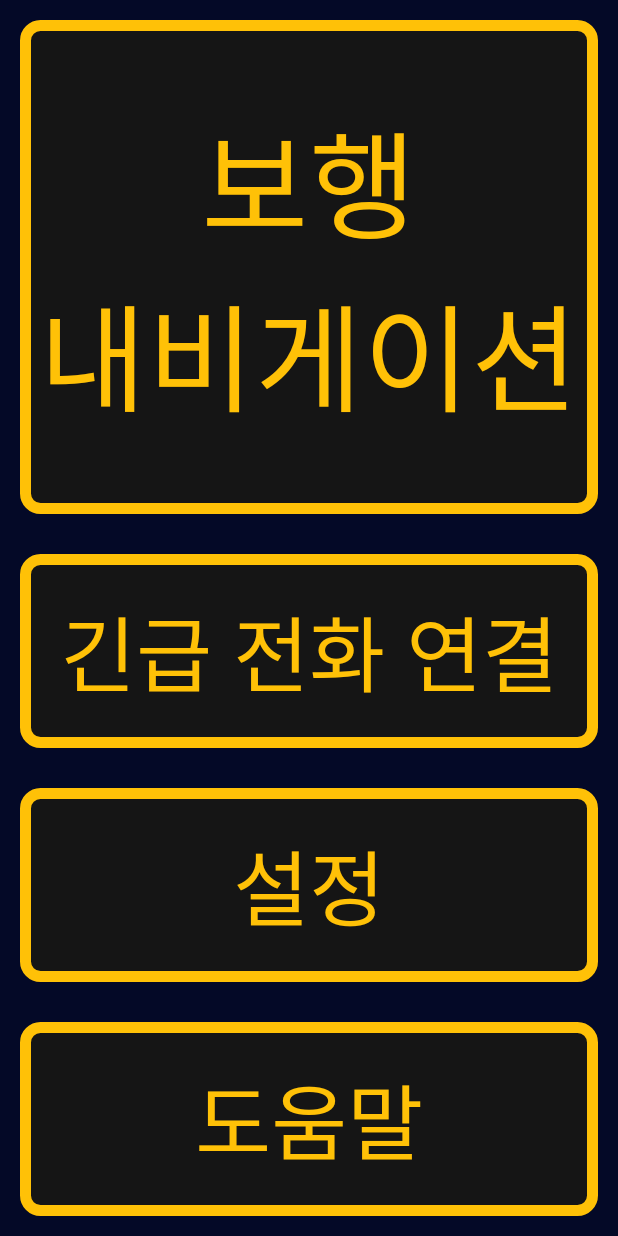
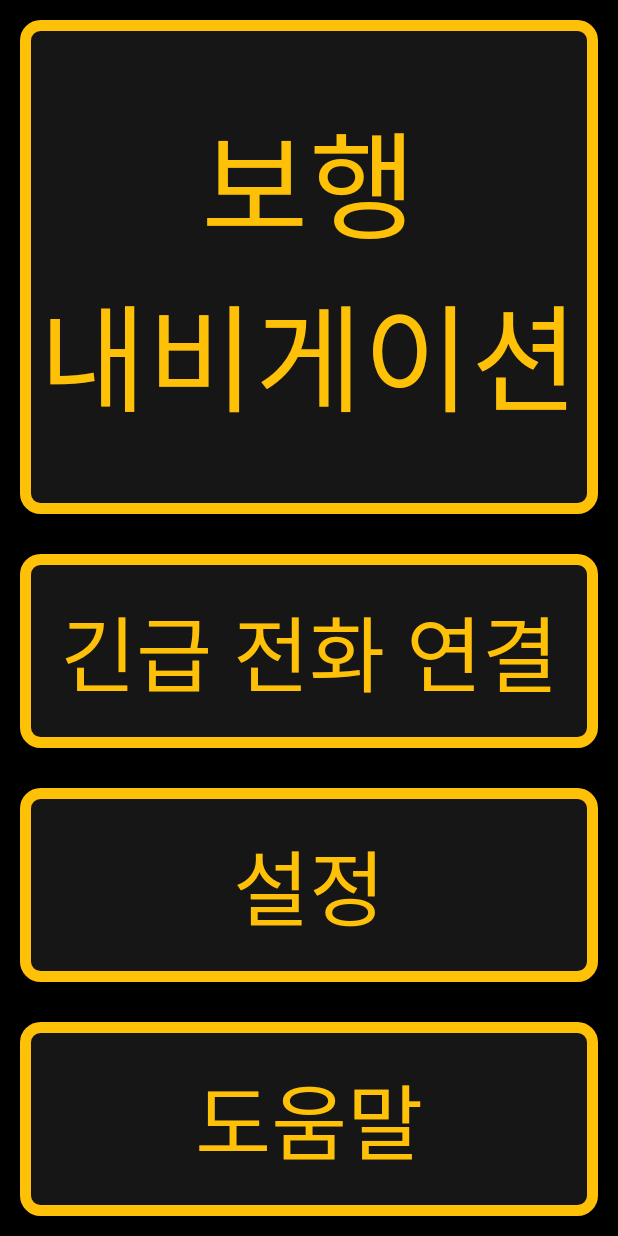
Before and after one commit to KongUm/Navigation_for_The_Blind, an Android app: the layout activity_main.xml on its own in the app's theme, with its tools: preview values and no code run, on a phone screen of 412 x 824 dp. Run offline under Robolectric (Android 15) with nearby library versions, the phone set to English and light mode, and no system bars.

```diff
--- a/app/build.gradle
+++ b/app/build.gradle
@@ -30,9 +30,6 @@ android {
         jvmTarget = '1.8'
     }
 
-    buildFeatures(){
-        viewBinding true
-    }
 }
 
 dependencies {
--- a/app/src/main/AndroidManifest.xml
+++ b/app/src/main/AndroidManifest.xml
@@ -9,6 +9,9 @@
         android:roundIcon="@mipmap/ic_launcher_round"
         android:supportsRtl="true"
         android:theme="@style/Theme.NFTB">
+        <activity
+            android:name=".Navigation_2"
+            android:exported="true" />
         <activity
             android:name=".Navigation_1"
             android:exported="true" />
--- /dev/null
+++ b/app/src/main/res/drawable/btn_border.xml
@@ -0,0 +1,16 @@
+<?xml version="1.0" encoding="utf-8"?>
+
+<shape xmlns:android="http://schemas.android.com/apk/res/android">
+
+    <solid android:color="@color/black_1" />
+
+    <stroke
+        android:width="7dp"
+        android:color="@color/yellow" />
+    <corners
+        android:topLeftRadius="10dp"
+        android:topRightRadius="10dp"
+        android:bottomLeftRadius="10dp"
+        android:bottomRightRadius="10dp"  />
+
+</shape>
--- a/app/src/main/res/drawable/btn_border_main.xml
+++ b/app/src/main/res/drawable/tv_border_dest.xml
@@ -1,8 +1,7 @@
 <?xml version="1.0" encoding="utf-8"?>
-
 <shape xmlns:android="http://schemas.android.com/apk/res/android">
 
-    <solid android:color="@color/sss_black" />
+    <solid android:color="@color/black_1" />
 
     <stroke
         android:width="7dp"
--- a/app/src/main/res/layout/activity_main.xml
+++ b/app/src/main/res/layout/activity_main.xml
@@ -7,15 +7,15 @@
     android:orientation="vertical"
     tools:context=".MainActivity"
     android:weightSum="100"
-    android:background="@color/indigo">
+    android:background="@color/black">
 
     <Button
-        android:id="@+id/btn_"
+        android:id="@+id/btn_main_1"
         android:layout_width="match_parent"
         android:layout_height="0dp"
         android:layout_weight="46"
         android:layout_margin="13dp"
-        android:background="@drawable/btn_border_main"
+        android:background="@drawable/btn_border"
         android:text="보행&#10;내비게이션"
         android:textColor="@color/yellow"
         android:textSize="78sp" />
@@ -25,7 +25,7 @@
         android:layout_height="0dp"
         android:layout_weight="18"
         android:layout_margin="13dp"
-        android:background="@drawable/btn_border_main"
+        android:background="@drawable/btn_border"
         android:text="긴급 전화 연결"
         android:textSize="55sp"
         android:textColor="@color/yellow"/>
@@ -35,7 +35,7 @@
         android:layout_height="0dp"
         android:layout_weight="18"
         android:layout_margin="13dp"
-        android:background="@drawable/btn_border_main"
+        android:background="@drawable/btn_border"
         android:text="설정"
         android:textSize="55sp"
         android:textColor="@color/yellow"/>
@@ -45,7 +45,7 @@
         android:layout_height="0dp"
         android:layout_weight="18"
         android:layout_margin="13dp"
-        android:background="@drawable/btn_border_main"
+        android:background="@drawable/btn_border"
         android:text="도움말"
         android:textSize="55sp"
         android:textColor="@color/yellow"/>
--- a/app/src/main/res/values/colors.xml
+++ b/app/src/main/res/values/colors.xml
@@ -6,8 +6,9 @@
     <color name="teal_200">#FF03DAC5</color>
     <color name="teal_700">#FF018786</color>
     <color name="black">#FF000000</color>
-    <color name="sss_black">#151515</color>
+    <color name="black_1">#161616</color>
     <color name="white">#FFFFFFFF</color>
     <color name="yellow">#FFC107</color>
+    <color name="orange">#FF6600</color>
     <color name="indigo">#040927</color>
 </resources>
--- a/app/src/main/res/values/themes.xml
+++ b/app/src/main/res/values/themes.xml
@@ -1,6 +1,6 @@
 <resources xmlns:tools="http://schemas.android.com/tools">
     <!-- Base application theme. -->
-    <style name="Theme.NFTB" parent="Theme.AppCompat.Light">
+    <style name="Theme.NFTB" parent="Theme.AppCompat.Light.NoActionBar">
         <!-- Primary brand color. -->
         <item name="colorPrimary">@color/purple_500</item>
         <item name="colorPrimaryVariant">@color/purple_700</item>
@@ -12,5 +12,7 @@
         <!-- Status bar color. -->
         <item name="android:statusBarColor" tools:targetApi="l">?attr/colorPrimaryVariant</item>
         <!-- Customize your theme here. -->
+        <item name="android:editTextColor">@color/yellow</item>
+        <item name="android:textColorHint">@color/yellow</item>
     </style>
 </resources>
```
Also changed, not shown: app/src/main/java/com/example/nftb/MainActivity.kt (+7 -10 lines), app/src/main/java/com/example/nftb/Navigation_2.kt (added, +11 -0 lines), app/src/main/res/layout/activity_navigation1.xml (+42 -3 lines), app/src/main/res/layout/activity_navigation2.xml (added, +73 -0 lines).
